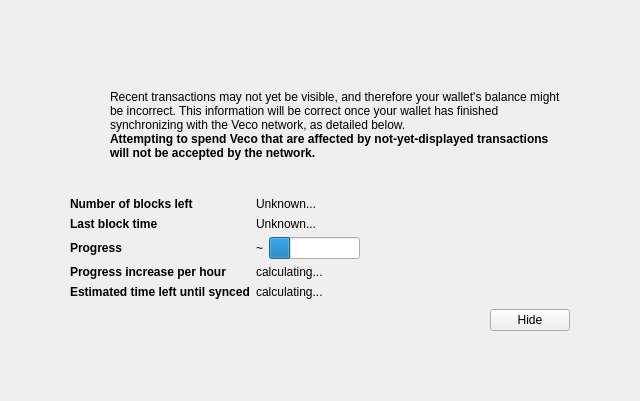
Qt form src/qt/forms/modaloverlay.ui (vecopay/veco) before a commit.
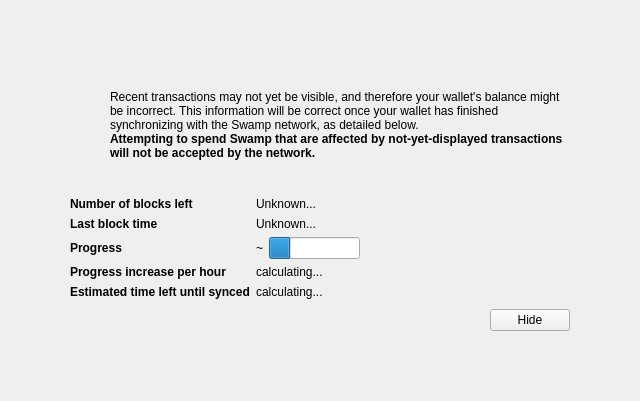
The same form after that commit. Icons and pictures are not drawn. Custom widgets are drawn as their Qt base class.

```diff
--- a/src/qt/forms/modaloverlay.ui
+++ b/src/qt/forms/modaloverlay.ui
@@ -128,7 +128,7 @@
              <item>
               <widget class="QLabel" name="infoText">
                <property name="text">
-                <string>Recent transactions may not yet be visible, and therefore your wallet's balance might be incorrect. This information will be correct once your wallet has finished synchronizing with the Veco network, as detailed below.</string>
+                <string>Recent transactions may not yet be visible, and therefore your wallet's balance might be incorrect. This information will be correct once your wallet has finished synchronizing with the Swamp network, as detailed below.</string>
                </property>
                <property name="textFormat">
                 <enum>Qt::RichText</enum>
@@ -147,7 +147,7 @@
                 </font>
                </property>
                <property name="text">
-                <string>Attempting to spend Veco that are affected by not-yet-displayed transactions will not be accepted by the network.</string>
+                <string>Attempting to spend Swamp that are affected by not-yet-displayed transactions will not be accepted by the network.</string>
                </property>
                <property name="textFormat">
                 <enum>Qt::RichText</enum>
```
